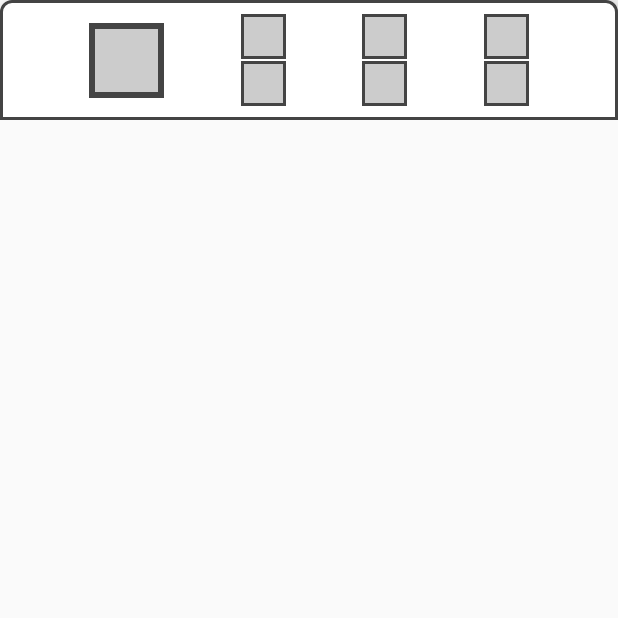
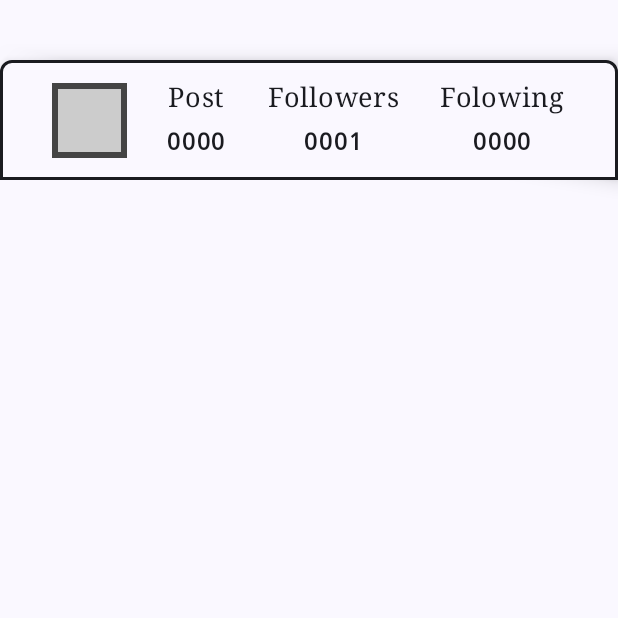
Before and after one commit to Tiltozavour/ComposeLearning, an Android app built with Jetpack Compose: the screen it shows after launch (MainActivity), on a phone screen of 412 x 824 dp, the top half of it. Run offline under Robolectric (Android 15) with nearby library versions, the phone set to English and light mode, and no system bars.

Commit message:
2.6 Dark-Light Themes 2.7 Text

```diff
--- a/app/src/main/java/com/example/composelearning/MainActivity.kt
+++ b/app/src/main/java/com/example/composelearning/MainActivity.kt
@@ -11,6 +11,7 @@ import androidx.compose.foundation.layout.Column
 import androidx.compose.foundation.layout.Row
 import androidx.compose.foundation.layout.fillMaxHeight
 import androidx.compose.foundation.layout.fillMaxSize
+import androidx.compose.material3.MaterialTheme
 import androidx.compose.material3.Text
 import androidx.compose.runtime.Composable
 import androidx.compose.ui.Alignment
@@ -18,6 +19,7 @@ import androidx.compose.ui.Modifier
 import androidx.compose.ui.graphics.Color
 import androidx.compose.ui.unit.dp
 import com.example.composelearning.ui.theme.CardBoxes
+import com.example.composelearning.ui.theme.ComposeLearningTheme
 
 
 class MainActivity : ComponentActivity() {
@@ -25,8 +27,13 @@ class MainActivity : ComponentActivity() {
         super.onCreate(savedInstanceState)
         enableEdgeToEdge()
         setContent {
-            //TableRow()
-            CardBoxes()
+            ComposeLearningTheme {
+                Column( //слишком тяжелый, замена
+                    modifier = Modifier.fillMaxSize()
+                        .background(MaterialTheme.colorScheme.background)
+                ) {  }
+                CardBoxes()
+            }
         }
     }
 }
--- a/app/src/main/java/com/example/composelearning/ui/theme/Boxes.kt
+++ b/app/src/main/java/com/example/composelearning/ui/theme/Boxes.kt
@@ -1,5 +1,6 @@
 package com.example.composelearning.ui.theme
 
+import android.content.res.Resources.Theme
 import androidx.compose.foundation.BorderStroke
 import androidx.compose.foundation.background
 import androidx.compose.foundation.border
@@ -7,8 +8,6 @@ import androidx.compose.foundation.layout.Arrangement
 import androidx.compose.foundation.layout.Box
 import androidx.compose.foundation.layout.Column
 import androidx.compose.foundation.layout.Row
-import androidx.compose.foundation.layout.fillMaxHeight
-import androidx.compose.foundation.layout.fillMaxSize
 import androidx.compose.foundation.layout.fillMaxWidth
 import androidx.compose.foundation.layout.height
 import androidx.compose.foundation.layout.padding
@@ -16,13 +15,18 @@ import androidx.compose.foundation.layout.size
 import androidx.compose.foundation.shape.RoundedCornerShape
 import androidx.compose.material3.Card
 import androidx.compose.material3.CardDefaults
-import androidx.compose.material3.CardElevation
+import androidx.compose.material3.MaterialTheme
+import androidx.compose.material3.SheetValue
+import androidx.compose.material3.Text
 import androidx.compose.runtime.Composable
 import androidx.compose.ui.Alignment
 import androidx.compose.ui.Modifier
 import androidx.compose.ui.graphics.Color
+import androidx.compose.ui.text.font.FontFamily
+import androidx.compose.ui.text.font.FontWeight
 import androidx.compose.ui.tooling.preview.Preview
 import androidx.compose.ui.unit.dp
+import androidx.compose.ui.unit.sp
 
 
 @Preview
@@ -30,9 +34,10 @@ import androidx.compose.ui.unit.dp
 fun CardBoxes() {
     Card(
         shape = RoundedCornerShape(topStart = 8.dp, topEnd = 8.dp),
-        colors = CardDefaults.cardColors(Color.White),
+        colors = CardDefaults.cardColors(MaterialTheme.colorScheme.background),
         elevation = CardDefaults.cardElevation(8.dp),
-        border = BorderStroke(2.dp, color = Color.DarkGray)
+        border = BorderStroke(2.dp, color = MaterialTheme.colorScheme.onBackground),
+        modifier = Modifier.padding(0.dp, 40.dp,)
     ) {
         Row(
             modifier = Modifier
@@ -51,9 +56,9 @@ fun CardBoxes() {
                     .border(width = 4.dp, color = Color.DarkGray)
             )
 
-            doubleBoxes()
-            doubleBoxes()
-            doubleBoxes()
+            TitleInfo(title = "Post", value = "0000")
+            TitleInfo(title = "Followers", value = "0001")
+            TitleInfo(title = "Folowing", value = "0000")
         }
     }
 
@@ -61,27 +66,42 @@ fun CardBoxes() {
 
 
 @Composable
-private fun doubleBoxes() {
+private fun TitleInfo(title:String, value: String) {
     Column(
         modifier = Modifier.height(80.dp),
         horizontalAlignment = Alignment.CenterHorizontally,
         verticalArrangement = Arrangement.SpaceEvenly,
     )
     {
-        Box(
-            modifier = Modifier
-                .size(30.dp)
-                .border(width = 2.dp, Color.DarkGray)
-                .background(Color.LightGray)
+        Text(
+            text = title,
+            fontFamily = FontFamily.Serif,
+            fontSize = 18.sp
         )
-        Box(
-            modifier = Modifier
-                .size(30.dp)
-                .border(width = 2.dp, Color.DarkGray)
-                .background(Color.LightGray)
+        Text(
+            text = value,
+            fontFamily = FontFamily.Monospace,
+            fontWeight = FontWeight.Bold
+
         )
-
-
     }
 
 }
+
+@Preview
+@Composable
+private fun CardLight(){
+    ComposeLearningTheme(darkTheme = false) {
+
+        CardBoxes()
+    }
+
+}
+
+@Preview
+@Composable
+private fun CardDark(){
+    ComposeLearningTheme(darkTheme = true) {
+        CardBoxes()
+    }
+}
--- a/app/src/main/java/com/example/composelearning/ui/theme/Theme.kt
+++ b/app/src/main/java/com/example/composelearning/ui/theme/Theme.kt
@@ -9,28 +9,33 @@ import androidx.compose.material3.dynamicDarkColorScheme
 import androidx.compose.material3.dynamicLightColorScheme
 import androidx.compose.material3.lightColorScheme
 import androidx.compose.runtime.Composable
+import androidx.compose.ui.graphics.Color
 import androidx.compose.ui.platform.LocalContext
 
 private val DarkColorScheme = darkColorScheme(
     primary = Purple80,
     secondary = PurpleGrey80,
-    tertiary = Pink80
+    tertiary = Pink80,
+    background = Color.DarkGray, //фон
+    surface = Color.Gray,
+    onPrimary = Color.DarkGray,
+    onSecondary = Color.White,
+    onTertiary = Color.White,
+    onBackground = Color.White, //на фоне
+    onSurface = Color.White,
 )
 
 private val LightColorScheme = lightColorScheme(
     primary = Purple40,
     secondary = PurpleGrey40,
-    tertiary = Pink40
-
-    /* Other default colors to override
-    background = Color(0xFFFFFBFE),
-    surface = Color(0xFFFFFBFE),
+    tertiary = Pink40,
+    background = Color.LightGray,
+    surface = Color.LightGray,
     onPrimary = Color.White,
     onSecondary = Color.White,
     onTertiary = Color.White,
-    onBackground = Color(0xFF1C1B1F),
-    onSurface = Color(0xFF1C1B1F),
-    */
+    onBackground = Color.Black,
+    onSurface = Color.Black,
 )
 
 @Composable
```
